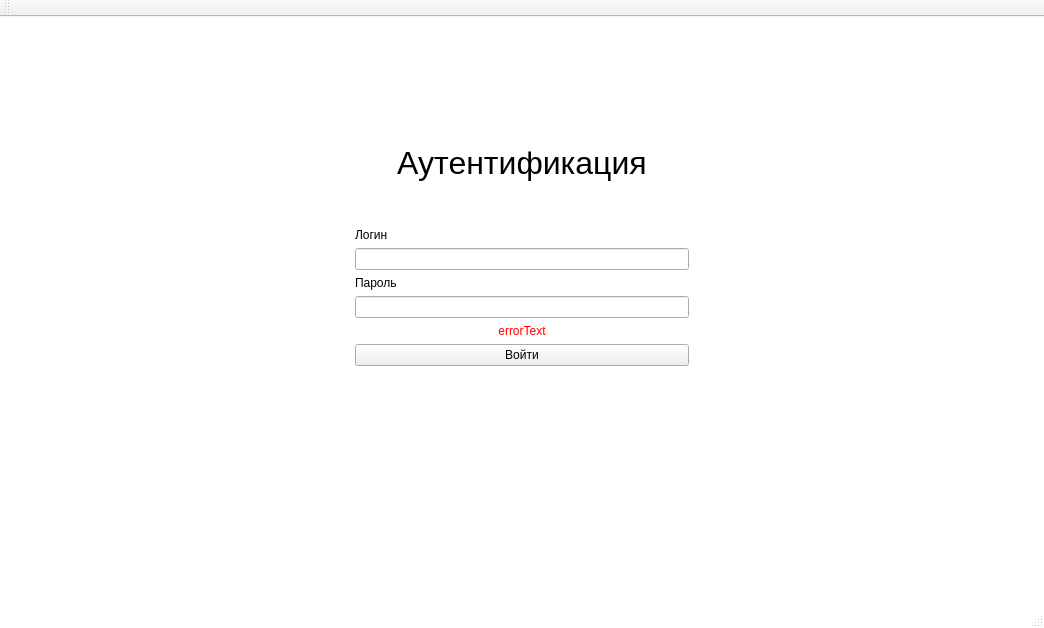
Above: iSalary/iSalary/mainwindow.ui from Polikarpova/iSalary before the change. Below: the same form after it.
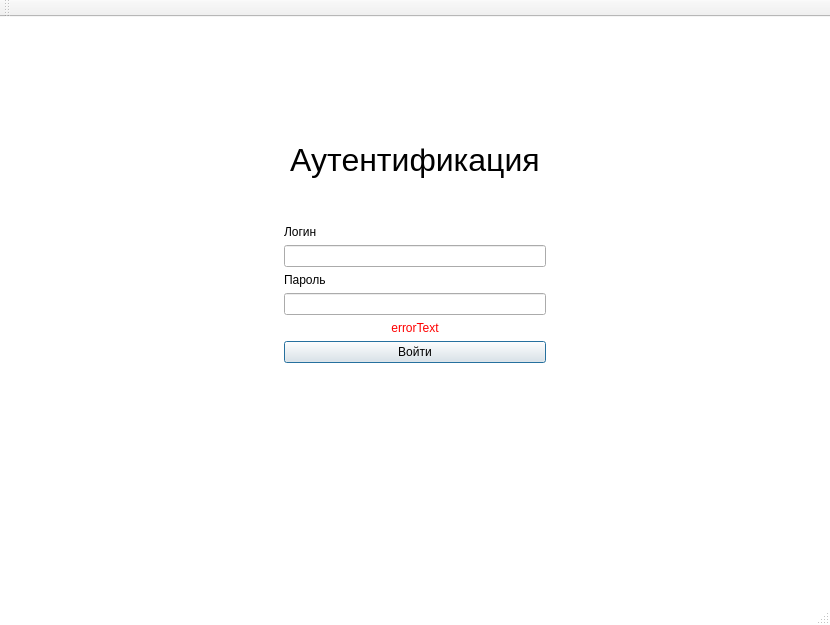
That is the form after the change. The open tabs and pages were chosen to show the change.

Commit message: Реализовал авторизацию по нажатию enter Срабатывает при выделнной кнопке и при поле ввода пароля

What changed in the file:
```diff
--- a/iSalary/iSalary/mainwindow.ui
+++ b/iSalary/iSalary/mainwindow.ui
@@ -6,8 +6,8 @@
    <rect>
     <x>0</x>
     <y>0</y>
-    <width>1044</width>
-    <height>628</height>
+    <width>814</width>
+    <height>602</height>
    </rect>
   </property>
   <property name="windowTitle">
@@ -125,6 +125,15 @@
                 <property name="text">
                  <string>Войти</string>
                 </property>
+                <property name="autoDefault">
+                 <bool>true</bool>
+                </property>
+                <property name="default">
+                 <bool>true</bool>
+                </property>
+                <property name="flat">
+                 <bool>false</bool>
+                </property>
                </widget>
               </item>
              </layout>
```
Left out of the diff: 4 changed lines with no effect on the pictures. The commit also changes 2 other files.
